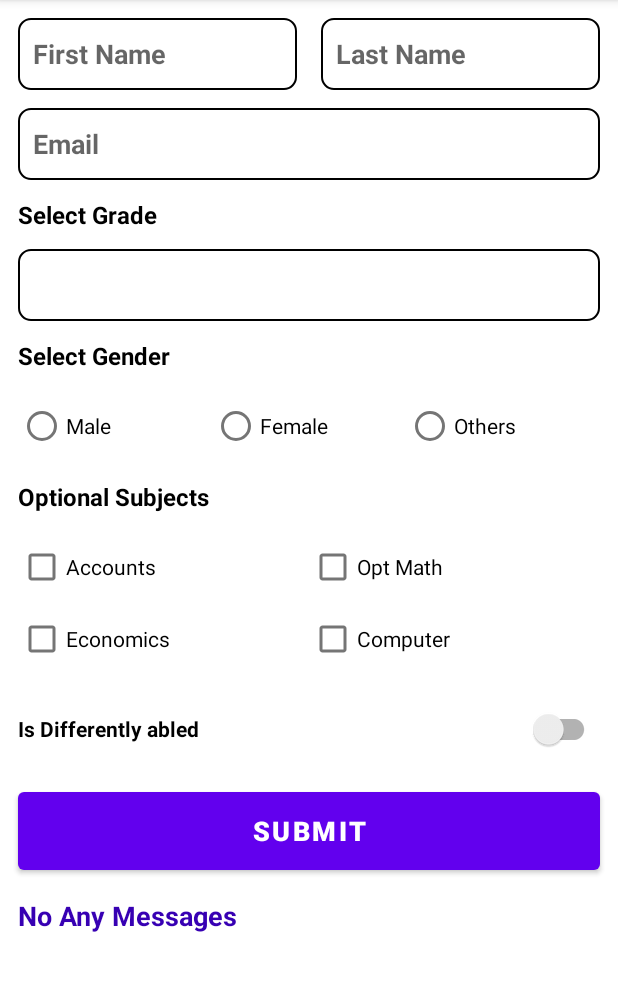
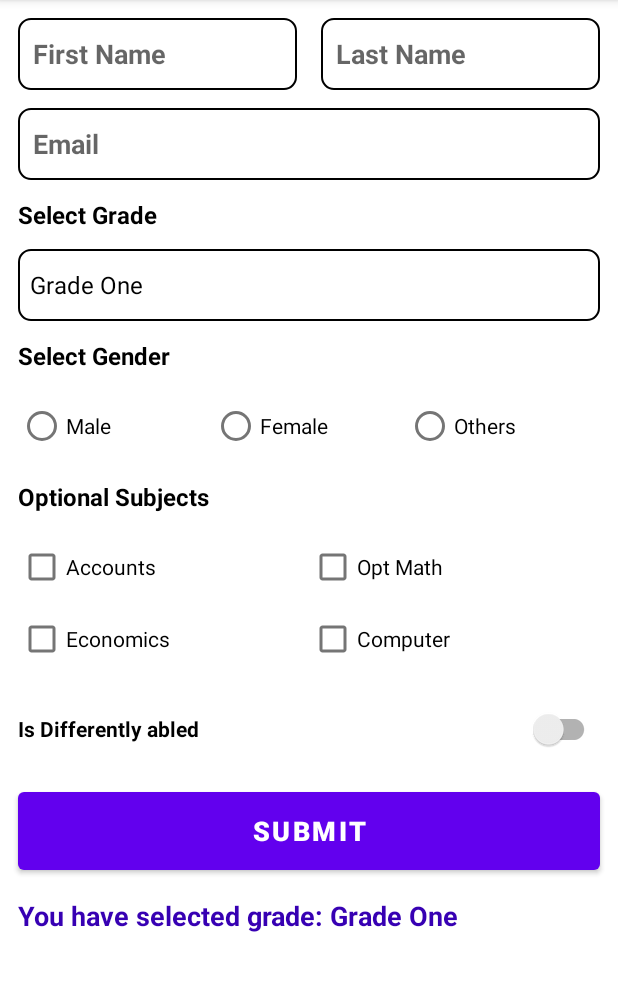
Before and after one commit to sunpra1/BCA-2026, an Android app: the InputFieldActivity screen opened directly, with no data from a screen before it, on a phone screen of 412 x 824 dp, the part 84-1075 px from its top. Run offline under Robolectric (Android 15) with nearby library versions, the phone set to English and light mode, and no system bars.

Commit message:
Nov-06,2025

```diff
--- a/app/src/main/java/com/sunpra/bca_2026/InputFieldActivity.java
+++ b/app/src/main/java/com/sunpra/bca_2026/InputFieldActivity.java
@@ -4,6 +4,7 @@ import android.os.Bundle;
 import android.util.Log;
 import android.view.View;
 import android.widget.AdapterView;
+import android.widget.ArrayAdapter;
 import android.widget.Button;
 import android.widget.CheckBox;
 import android.widget.CompoundButton;
@@ -65,7 +66,13 @@ public class InputFieldActivity extends AppCompatActivity {
         isDifferentlyAbledSwitch = findViewById(R.id.isDifferentlyAbledSwitch);
         messageTv = findViewById(R.id.messageTv);
 
-        gradeSpinner.setAdapter();
+        String[] allGrades = getResources().getStringArray(R.array.grade_items);
+        ArrayAdapter<String> genderAdapter = new ArrayAdapter<>(
+                this,
+                android.R.layout.simple_spinner_dropdown_item,
+                allGrades
+        );
+        gradeSpinner.setAdapter(genderAdapter);
 
         submitBtn.setOnClickListener(
                 (View view) -> {
@@ -76,7 +83,6 @@ public class InputFieldActivity extends AppCompatActivity {
                     String email = emailEt.getText().toString();
 
                     int gradePosition = gradeSpinner.getSelectedItemPosition();
-                    String[] allGrades = getResources().getStringArray(R.array.grade_items);
                     String grade = allGrades[gradePosition];
 
                     int selectedGenderId = genderGroup.getCheckedRadioButtonId();
--- a/app/src/main/res/layout/activity_relative_layout.xml
+++ b/app/src/main/res/layout/activity_relative_layout.xml
@@ -24,11 +24,11 @@
         android:layout_alignBottom="@+id/firstName"/>
 
     <ImageView
+        android:id="@+id/fishImageView"
         android:layout_width="120dp"
         android:layout_height="120dp"
         android:layout_alignParentEnd="true"
-        android:layout_alignParentBottom="true"
-        android:src="@drawable/fish" />
+        android:layout_alignParentBottom="true" />
 
     <ImageView
         android:id="@+id/notificationIV"
```
Also changed, not shown: app/src/main/AndroidManifest.xml (+9 -9 lines), app/src/main/java/com/sunpra/bca_2026/RelativeLayoutActivity.java (+13 -1 lines).
